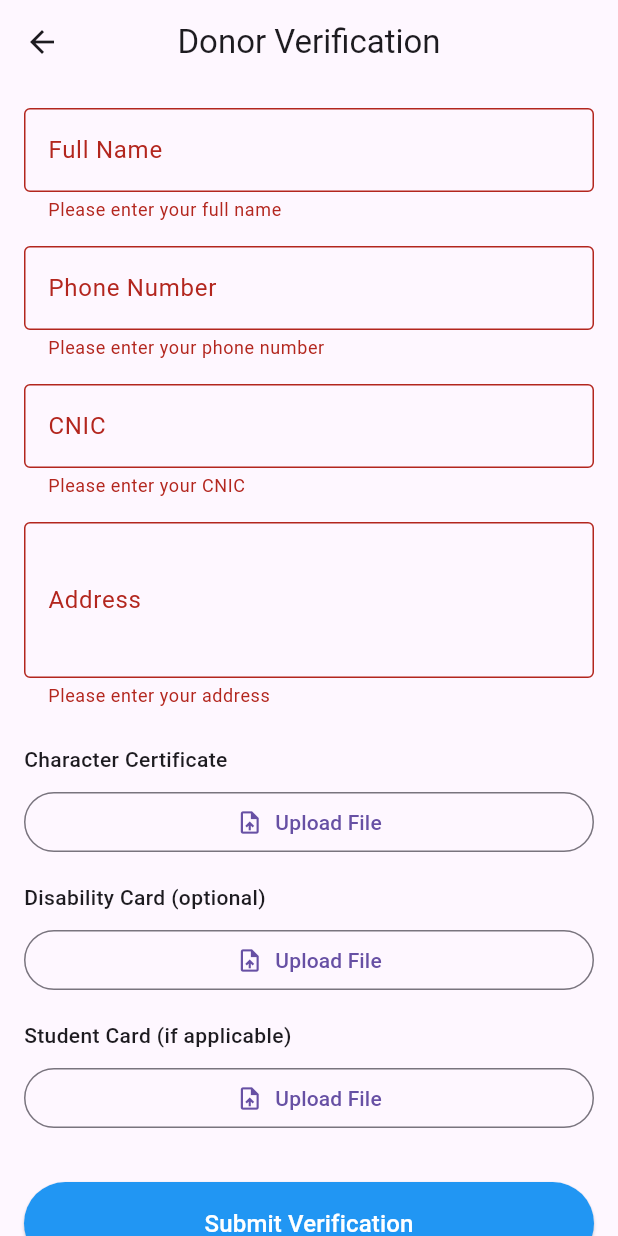
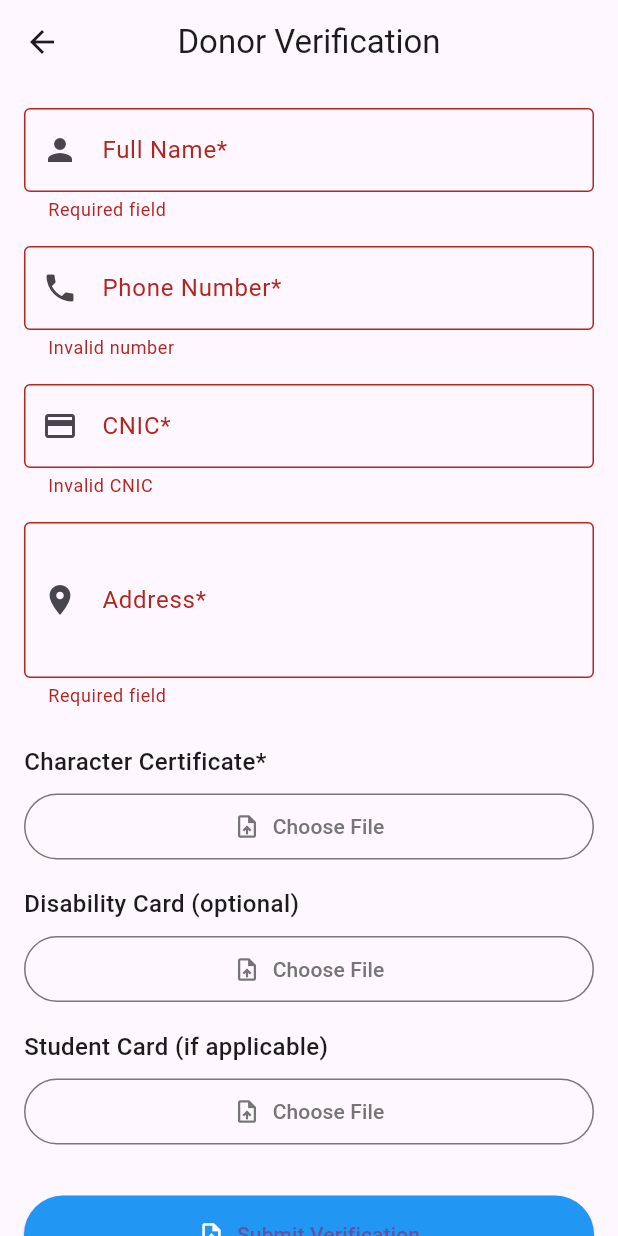
Before and after one commit to Khayooo/Share-Mart, a Flutter app: the DonorVerificationScreen screen opened directly, after a tap on "Submit Verification", on a phone screen of 412 x 824 dp. Run offline on Flutter 3.47's test engine with Material 3 defaults, Android fonts, the light colour scheme and no system bars; our stand-ins replace cloud_firestore, file_picker, firebase_auth, firebase_core, firebase_database, firebase_storage and 2 more; accounts and stored records are empty.

Commit message:
donner verification

```diff
--- a/lib/AccountScreen.dart
+++ b/lib/AccountScreen.dart
@@ -342,6 +342,11 @@ class _AccountScreenState extends State<AccountScreen> with SingleTickerProvider
                 context,
                 MaterialPageRoute(builder: (context) => const DonationItems()),
               );
+            } else if (index == 2) { // Add button
+              Navigator.push(
+                context,
+                MaterialPageRoute(builder: (context) => const DonationItems()), // Or your "Add Item" screen
+              );
             } else if (index == 4) {
               // Already on account screen
               return;
--- a/lib/DonorVerificationScreen.dart
+++ b/lib/DonorVerificationScreen.dart
@@ -6,6 +6,8 @@ import 'package:file_picker/file_picker.dart';
 import 'package:path/path.dart';
 
 class DonorVerificationScreen extends StatefulWidget {
+
+
   const DonorVerificationScreen({super.key});
 
   @override
@@ -22,11 +24,24 @@ class _DonorVerificationScreenState extends State<DonorVerificationScreen> {
   File? _characterCertificate;
   File? _disabilityCard;
   File? _studentCard;
+  bool _isSubmitting = false;
 
   Future<void> _uploadFile(String fieldName) async {
-    FilePickerResult? result = await FilePicker.platform.pickFiles();
+    try {
+      FilePickerResult? result = await FilePicker.platform.pickFiles(
+        type: FileType.custom,
+        allowedExtensions: ['pdf', 'jpg', 'jpeg', 'png'],
+      );
 
       if (result != null) {
+        if (result.files.single.size > 5 * 1024 * 1024) { // 5MB limit
+          if (!mounted) return;
+          ScaffoldMessenger.of(context as BuildContext).showSnackBar(
+            const SnackBar(content: Text('File size must be less than 5MB')),
+          );
+          return;
+        }
+
         File file = File(result.files.single.path!);
         setState(() {
           switch (fieldName) {
@@ -42,55 +57,81 @@ class _DonorVerificationScreenState extends State<DonorVerificationScreen> {
           }
         });
       }
+    } catch (e) {
+      if (!mounted) return;
+      ScaffoldMessenger.of(context as BuildContext).showSnackBar(
+        SnackBar(content: Text('File picker error: ${e.toString()}')),
+      );
+    }
   }
 
-  Future<String> _uploadToStorage(File file) async {
-    String fileName = basename(file.path);
+  Future<String?> _uploadToStorage(File? file) async {
+    if (file == null) return null;
+
+    try {
+      String fileName = '${DateTime.now().millisecondsSinceEpoch}_${basename(file.path)}';
       Reference ref = FirebaseStorage.instance.ref().child('donor_documents/$fileName');
       UploadTask uploadTask = ref.putFile(file);
       TaskSnapshot snapshot = await uploadTask;
       return await snapshot.ref.getDownloadURL();
+    } catch (e) {
+      throw Exception('File upload failed: ${e.toString()}');
+    }
   }
 
   Future<void> _submitForm() async {
-    if (_formKey.currentState!.validate()) {
+    if (_isSubmitting || !_formKey.currentState!.validate()) return;
     if (_characterCertificate == null) {
+      if (!mounted) return;
       ScaffoldMessenger.of(context as BuildContext).showSnackBar(
         const SnackBar(content: Text('Character certificate is required')),
       );
       return;
     }
 
+    setState(() => _isSubmitting = true);
+    FocusScope.of(context as BuildContext).unfocus();
+
     try {
-        // Upload files
-        String characterUrl = await _uploadToStorage(_characterCertificate!);
-        String? disabilityUrl = _disabilityCard != null
-            ? await _uploadToStorage(_disabilityCard!) : null;
-        String? studentUrl = _studentCard != null
-            ? await _uploadToStorage(_studentCard!) : null;
+      // PARALLEL FILE UPLOADS
+      final uploadResults = await Future.wait([
+        _uploadToStorage(_characterCertificate),
+        _uploadToStorage(_disabilityCard),
+        _uploadToStorage(_studentCard),
+      ]);
 
       // Save to Firestore
       await FirebaseFirestore.instance.collection('donor_verifications').add({
-          'name': _nameController.text,
-          'phone': _phoneController.text,
-          'cnic': _cnicController.text,
-          'address': _addressController.text,
-          'character_certificate': characterUrl,
-          'disability_card': disabilityUrl,
-          'student_card': studentUrl,
+        'name': _nameController.text.trim(),
+        'phone': _phoneController.text.trim(),
+        'cnic': _cnicController.text.trim(),
+        'address': _addressController.text.trim(),
+        'character_certificate': uploadResults[0], // Required
+        'disability_card': uploadResults[1],       // Optional
+        'student_card': uploadResults[2],          // Optional
         'timestamp': FieldValue.serverTimestamp(),
         'status': 'pending',
       });
 
+      // Clear form
+      if (mounted) {
+        _formKey.currentState!.reset();
+        setState(() {
+          _characterCertificate = null;
+          _disabilityCard = null;
+          _studentCard = null;
+        });
         ScaffoldMessenger.of(context as BuildContext).showSnackBar(
-          const SnackBar(content: Text('Verification submitted successfully')),
-        );
-        Navigator.pop(context as BuildContext);
-      } catch (e) {
-        ScaffoldMessenger.of(context as BuildContext).showSnackBar(
-          SnackBar(content: Text('Error submitting form: $e')),
+          const SnackBar(content: Text('Submission successful!')),
         );
       }
+    } catch (e) {
+      if (!mounted) return;
+      ScaffoldMessenger.of(context as BuildContext).showSnackBar(
+        SnackBar(content: Text('Error: ${e.toString()}')),
+      );
+    } finally {
+      if (mounted) setState(() => _isSubmitting = false);
     }
   }
 
@@ -101,7 +142,9 @@ class _DonorVerificationScreenState extends State<DonorVerificationScreen> {
         title: const Text('Donor Verification'),
         centerTitle: true,
       ),
-      body: SingleChildScrollView(
+      body: GestureDetector(
+        onTap: () => FocusScope.of(context).unfocus(),
+        child: SingleChildScrollView(
           padding: const EdgeInsets.all(16),
           child: Form(
             key: _formKey,
@@ -111,79 +154,70 @@ class _DonorVerificationScreenState extends State<DonorVerificationScreen> {
                 TextFormField(
                   controller: _nameController,
                   decoration: const InputDecoration(
-                  labelText: 'Full Name',
+                    labelText: 'Full Name*',
                     border: OutlineInputBorder(),
+                    prefixIcon: Icon(Icons.person),
                   ),
-                validator: (value) {
-                  if (value == null || value.isEmpty) {
-                    return 'Please enter your full name';
-                  }
-                  return null;
-                },
+                  validator: (value) => value!.isEmpty ? 'Required field' : null,
+                  textInputAction: TextInputAction.next,
                 ),
                 const SizedBox(height: 16),
                 TextFormField(
                   controller: _phoneController,
                   decoration: const InputDecoration(
-                  labelText: 'Phone Number',
+                    labelText: 'Phone Number*',
                     border: OutlineInputBorder(),
+                    prefixIcon: Icon(Icons.phone),
                   ),
                   keyboardType: TextInputType.phone,
-                validator: (value) {
-                  if (value == null || value.isEmpty) {
-                    return 'Please enter your phone number';
-                  }
-                  return null;
-                },
+                  validator: (value) => value!.length < 10 ? 'Invalid number' : null,
+                  textInputAction: TextInputAction.next,
                 ),
                 const SizedBox(height: 16),
                 TextFormField(
                   controller: _cnicController,
                   decoration: const InputDecoration(
-                  labelText: 'CNIC',
+                    labelText: 'CNIC*',
                     border: OutlineInputBorder(),
+                    prefixIcon: Icon(Icons.credit_card),
                   ),
-                validator: (value) {
-                  if (value == null || value.isEmpty) {
-                    return 'Please enter your CNIC';
-                  }
-                  return null;
-                },
+                  validator: (value) => value!.length < 13 ? 'Invalid CNIC' : null,
+                  textInputAction: TextInputAction.next,
                 ),
                 const SizedBox(height: 16),
                 TextFormField(
                   controller: _addressController,
                   decoration: const InputDecoration(
-                  labelText: 'Address',
+                    labelText: 'Address*',
                     border: OutlineInputBorder(),
+                    prefixIcon: Icon(Icons.location_on),
                   ),
                   maxLines: 3,
-                validator: (value) {
-                  if (value == null || value.isEmpty) {
-                    return 'Please enter your address';
-                  }
-                  return null;
-                },
+                  validator: (value) => value!.isEmpty ? 'Required field' : null,
+                  textInputAction: TextInputAction.done,
                 ),
                 const SizedBox(height: 24),
-              _buildFileUpload('Character Certificate', _characterCertificate, 'character'),
+                _buildFileUpload('Character Certificate*', _characterCertificate, 'character'),
                 const SizedBox(height: 16),
                 _buildFileUpload('Disability Card (optional)', _disabilityCard, 'disability'),
                 const SizedBox(height: 16),
                 _buildFileUpload('Student Card (if applicable)', _studentCard, 'student'),
                 const SizedBox(height: 32),
-              ElevatedButton(
+                ElevatedButton.icon(
+                  icon: _isSubmitting
+                      ? const SizedBox.shrink()
+                      : const Icon(Icons.upload_file, color: Colors.white),
+                  label: _isSubmitting
+                      ? const CircularProgressIndicator(color: Colors.white)
+                      : const Text('Submit Verification'),
                   style: ElevatedButton.styleFrom(
                     padding: const EdgeInsets.symmetric(vertical: 16),
                     backgroundColor: Colors.blue,
                   ),
-                onPressed: _submitForm,
-                child: const Text(
-                  'Submit Verification',
-                  style: TextStyle(fontSize: 16, color: Colors.white),
-                ),
+                  onPressed: _isSubmitting ? null : _submitForm,
                 ),
               ],
+            ),
           ),
         ),
       ),
@@ -196,26 +230,36 @@ class _DonorVerificationScreenState extends State<DonorVerificationScreen> {
       children: [
         Text(
           title,
-          style: const TextStyle(fontWeight: FontWeight.w500),
+          style: const TextStyle(fontSize: 16, fontWeight: FontWeight.w500),
         ),
         const SizedBox(height: 8),
         OutlinedButton(
+          style: OutlinedButton.styleFrom(
+            padding: const EdgeInsets.symmetric(vertical: 12),
+          ),
           onPressed: () => _uploadFile(fieldName),
           child: Row(
             mainAxisAlignment: MainAxisAlignment.center,
             children: [
-              const Icon(Icons.upload_file),
+              Icon(Icons.upload_file, color: Colors.grey.shade600),
               const SizedBox(width: 8),
-              Text(file == null ? 'Upload File' : 'File Uploaded'),
+              Text(
+                file == null ? 'Choose File' : 'File Selected',
+                style: TextStyle(color: Colors.grey.shade600),
+              ),
             ],
           ),
         ),
         if (file != null)
           Padding(
-            padding: const EdgeInsets.only(top: 4),
+            padding: const EdgeInsets.only(top: 8),
             child: Text(
               basename(file.path),
-              style: const TextStyle(fontSize: 12, color: Colors.grey),
+              style: TextStyle(
+                  fontSize: 12,
+                  color: Colors.green.shade700,
+                  fontWeight: FontWeight.w500
+              ),
             ),
           ),
       ],
--- a/lib/HomePage.dart
+++ b/lib/HomePage.dart
@@ -604,12 +604,20 @@ class ItemModel {
   final String productPrice;
   final String productDescription;
   final String image;
+  final String sellerId;
+  final String sellerName;
+  final String itemId;
+  final String itemType;
 
   ItemModel({
     required this.productName,
     required this.productPrice,
     required this.productDescription,
     required this.image,
+    required this.sellerId,
+    required this.sellerName,
+    required this.itemId,
+    required this.itemType,
   });
 
   factory ItemModel.fromMap(Map<String, dynamic> map) {
@@ -618,6 +626,10 @@ class ItemModel {
       productPrice: map['productPrice'] ?? '',
       productDescription: map['productDescription'] ?? '',
       image: map['image'] ?? '',
+      sellerId: map['sellerId'] ?? '',
+      sellerName: map['sellerName'] ?? '',
+      itemId: map['itemId'] ?? '',
+      itemType: map['itemType'] ?? 'sell',
     );
   }
 }
--- a/lib/main.dart
+++ b/lib/main.dart
@@ -31,6 +31,7 @@ class MyApp extends StatelessWidget {
        // home:  SplashScreen(),
       // home: HomePage(),
       // home: ItemListed(),
+
       home: StreamBuilder<User?>(
         stream: FirebaseAuth.instance.authStateChanges(),
         builder: (context, snapshot) {
--- a/pubspec.yaml
+++ b/pubspec.yaml
@@ -48,6 +48,7 @@ dependencies:
   cloud_firestore: any
   file_picker: any
   path: any
+  google_maps_flutter: any
 
 
 
```
Also changed, not shown: lib/negotiation_screen.dart (added, +68 -0 lines), pubspec.lock, 1 other file. Lines whose indentation alone changed are shown as unchanged.
